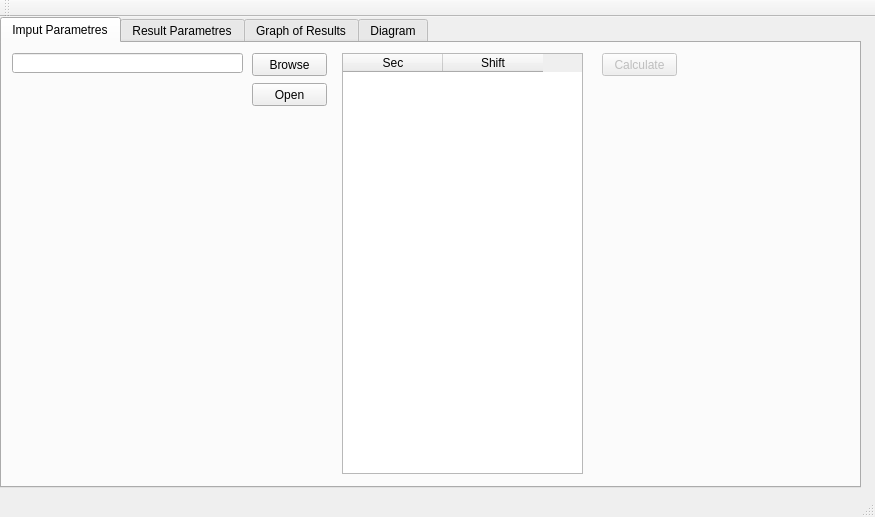
Old version of the form mainwindow.ui in the repository barinova/CrossingWaves.
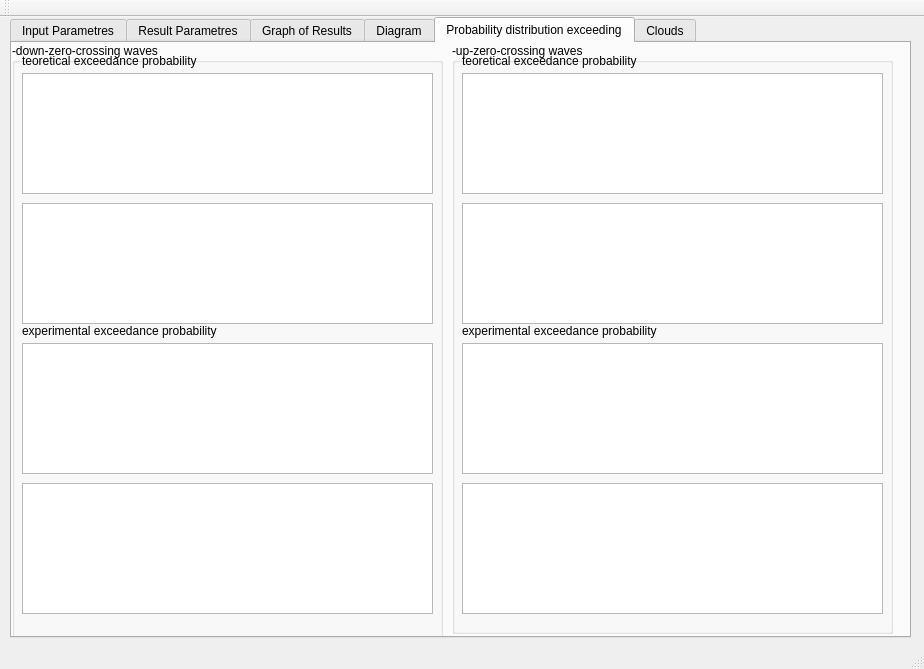
New version of the form. The open tabs and pages were chosen to show the change.

Patch:
```diff
--- a/mainwindow.ui
+++ b/mainwindow.ui
@@ -6,8 +6,8 @@
    <rect>
     <x>0</x>
     <y>0</y>
-    <width>875</width>
-    <height>517</height>
+    <width>924</width>
+    <height>669</height>
    </rect>
   </property>
   <property name="windowTitle">
@@ -17,10 +17,10 @@
    <widget class="QTabWidget" name="tabWidget">
     <property name="geometry">
      <rect>
-      <x>0</x>
+      <x>10</x>
       <y>0</y>
-      <width>861</width>
-      <height>471</height>
+      <width>901</width>
+      <height>621</height>
      </rect>
     </property>
     <property name="tabPosition">
@@ -37,7 +37,7 @@
     </property>
     <widget class="QWidget" name="tab">
      <attribute name="title">
-      <string>Imput Parametres</string>
+      <string>Input Parametres</string>
      </attribute>
      <widget class="QPushButton" name="calculateButton">
       <property name="enabled">
@@ -318,6 +318,353 @@
        <enum>Qt::ScrollBarAlwaysOff</enum>
       </property>
      </widget>
+     <widget class="QLabel" name="label_5">
+      <property name="geometry">
+       <rect>
+        <x>750</x>
+        <y>80</y>
+        <width>91</width>
+        <height>21</height>
+       </rect>
+      </property>
+      <property name="text">
+       <string>Significant Height</string>
+      </property>
+     </widget>
+     <widget class="QLabel" name="label_6">
+      <property name="geometry">
+       <rect>
+        <x>750</x>
+        <y>300</y>
+        <width>91</width>
+        <height>21</height>
+       </rect>
+      </property>
+      <property name="text">
+       <string>Significant Height</string>
+      </property>
+     </widget>
+     <widget class="QTextBrowser" name="textBrowserSignificantZDCSign">
+      <property name="geometry">
+       <rect>
+        <x>750</x>
+        <y>100</y>
+        <width>81</width>
+        <height>21</height>
+       </rect>
+      </property>
+      <property name="verticalScrollBarPolicy">
+       <enum>Qt::ScrollBarAlwaysOff</enum>
+      </property>
+      <property name="horizontalScrollBarPolicy">
+       <enum>Qt::ScrollBarAlwaysOff</enum>
+      </property>
+     </widget>
+     <widget class="QTextBrowser" name="textBrowserSignificantZUCSign">
+      <property name="geometry">
+       <rect>
+        <x>750</x>
+        <y>320</y>
+        <width>81</width>
+        <height>21</height>
+       </rect>
+      </property>
+      <property name="verticalScrollBarPolicy">
+       <enum>Qt::ScrollBarAlwaysOff</enum>
+      </property>
+      <property name="horizontalScrollBarPolicy">
+       <enum>Qt::ScrollBarAlwaysOff</enum>
+      </property>
+     </widget>
+    </widget>
+    <widget class="QWidget" name="tab_6">
+     <attribute name="title">
+      <string>Probability distribution exceeding</string>
+     </attribute>
+     <widget class="QGroupBox" name="groupBox">
+      <property name="geometry">
+       <rect>
+        <x>0</x>
+        <y>0</y>
+        <width>431</width>
+        <height>611</height>
+       </rect>
+      </property>
+      <property name="title">
+       <string>-down-zero-crossing waves</string>
+      </property>
+      <widget class="QLabel" name="label_7">
+       <property name="geometry">
+        <rect>
+         <x>10</x>
+         <y>280</y>
+         <width>281</width>
+         <height>16</height>
+        </rect>
+       </property>
+       <property name="text">
+        <string>experimental exceedance probability</string>
+       </property>
+      </widget>
+      <widget class="QLabel" name="label_8">
+       <property name="geometry">
+        <rect>
+         <x>10</x>
+         <y>10</y>
+         <width>281</width>
+         <height>16</height>
+        </rect>
+       </property>
+       <property name="text">
+        <string>teoretical exceedance probability</string>
+       </property>
+      </widget>
+      <widget class="QGraphicsView" name="graphicsViewExceedingZDCLogTeor">
+       <property name="geometry">
+        <rect>
+         <x>10</x>
+         <y>160</y>
+         <width>411</width>
+         <height>121</height>
+        </rect>
+       </property>
+       <property name="alignment">
+        <set>Qt::AlignLeading|Qt::AlignLeft|Qt::AlignVCenter</set>
+       </property>
+      </widget>
+      <widget class="QGraphicsView" name="graphicsViewExceedingZDCLogExper">
+       <property name="geometry">
+        <rect>
+         <x>10</x>
+         <y>440</y>
+         <width>411</width>
+         <height>131</height>
+        </rect>
+       </property>
+       <property name="alignment">
+        <set>Qt::AlignLeading|Qt::AlignLeft|Qt::AlignVCenter</set>
+       </property>
+      </widget>
+      <widget class="QGraphicsView" name="graphicsViewExceedingZDCTeor">
+       <property name="geometry">
+        <rect>
+         <x>10</x>
+         <y>30</y>
+         <width>411</width>
+         <height>121</height>
+        </rect>
+       </property>
+       <property name="alignment">
+        <set>Qt::AlignLeading|Qt::AlignLeft|Qt::AlignVCenter</set>
+       </property>
+      </widget>
+      <widget class="QGraphicsView" name="graphicsViewExceedingZDCExper">
+       <property name="geometry">
+        <rect>
+         <x>10</x>
+         <y>300</y>
+         <width>411</width>
+         <height>131</height>
+        </rect>
+       </property>
+       <property name="alignment">
+        <set>Qt::AlignLeading|Qt::AlignLeft|Qt::AlignVCenter</set>
+       </property>
+      </widget>
+      <widget class="QLabel" name="label_15">
+       <property name="geometry">
+        <rect>
+         <x>450</x>
+         <y>280</y>
+         <width>281</width>
+         <height>16</height>
+        </rect>
+       </property>
+       <property name="text">
+        <string>experimental exceedance probability</string>
+       </property>
+      </widget>
+      <zorder>label_7</zorder>
+      <zorder>label_8</zorder>
+      <zorder>graphicsViewExceedingZDCLogTeor</zorder>
+      <zorder>graphicsViewExceedingZDCLogExper</zorder>
+      <zorder>graphicsViewExceedingZDCTeor</zorder>
+      <zorder>graphicsViewExceedingZDCExper</zorder>
+      <zorder>label_15</zorder>
+      <zorder>graphicsViewExceedingZUCTeor</zorder>
+      <zorder>graphicsViewExceedingZUCExper</zorder>
+      <zorder>graphicsViewExceedingZUCLogTeor</zorder>
+      <zorder>graphicsViewExceedingZUCLogExper</zorder>
+     </widget>
+     <widget class="QGroupBox" name="groupBox_2">
+      <property name="geometry">
+       <rect>
+        <x>440</x>
+        <y>0</y>
+        <width>441</width>
+        <height>591</height>
+       </rect>
+      </property>
+      <property name="title">
+       <string>-up-zero-crossing waves</string>
+      </property>
+      <widget class="QGraphicsView" name="graphicsViewExceedingZUCLogExper">
+       <property name="geometry">
+        <rect>
+         <x>10</x>
+         <y>440</y>
+         <width>421</width>
+         <height>131</height>
+        </rect>
+       </property>
+       <property name="alignment">
+        <set>Qt::AlignLeading|Qt::AlignLeft|Qt::AlignVCenter</set>
+       </property>
+      </widget>
+      <widget class="QGraphicsView" name="graphicsViewExceedingZUCLogTeor">
+       <property name="geometry">
+        <rect>
+         <x>10</x>
+         <y>160</y>
+         <width>421</width>
+         <height>121</height>
+        </rect>
+       </property>
+       <property name="alignment">
+        <set>Qt::AlignLeading|Qt::AlignLeft|Qt::AlignVCenter</set>
+       </property>
+      </widget>
+      <widget class="QGraphicsView" name="graphicsViewExceedingZUCExper">
+       <property name="geometry">
+        <rect>
+         <x>10</x>
+         <y>300</y>
+         <width>421</width>
+         <height>131</height>
+        </rect>
+       </property>
+       <property name="alignment">
+        <set>Qt::AlignLeading|Qt::AlignLeft|Qt::AlignVCenter</set>
+       </property>
+      </widget>
+      <widget class="QGraphicsView" name="graphicsViewExceedingZUCTeor">
+       <property name="geometry">
+        <rect>
+         <x>10</x>
+         <y>30</y>
+         <width>421</width>
+         <height>121</height>
+        </rect>
+       </property>
+       <property name="alignment">
+        <set>Qt::AlignLeading|Qt::AlignLeft|Qt::AlignVCenter</set>
+       </property>
+      </widget>
+      <widget class="QLabel" name="label_13">
+       <property name="geometry">
+        <rect>
+         <x>10</x>
+         <y>10</y>
+         <width>281</width>
+         <height>16</height>
+        </rect>
+       </property>
+       <property name="text">
+        <string>teoretical exceedance probability</string>
+       </property>
+      </widget>
+      <widget class="QLabel" name="label_14">
+       <property name="geometry">
+        <rect>
+         <x>10</x>
+         <y>280</y>
+         <width>281</width>
+         <height>16</height>
+        </rect>
+       </property>
+       <property name="text">
+        <string>experimental exceedance probability</string>
+       </property>
+      </widget>
+      <zorder>graphicsViewExceedingZUCLogExper</zorder>
+      <zorder>graphicsViewExceedingZUCLogTeor</zorder>
+      <zorder>graphicsViewExceedingZUCExper</zorder>
+      <zorder>graphicsViewExceedingZUCTeor</zorder>
+      <zorder>groupBox</zorder>
+      <zorder>label_13</zorder>
+      <zorder>label_14</zorder>
+     </widget>
+    </widget>
+    <widget class="QWidget" name="tab_5">
+     <attribute name="title">
+      <string>Clouds</string>
+     </attribute>
+     <widget class="QGroupBox" name="groupBox_3">
+      <property name="geometry">
+       <rect>
+        <x>10</x>
+        <y>10</y>
+        <width>431</width>
+        <height>581</height>
+       </rect>
+      </property>
+      <property name="title">
+       <string>-down-zero-crossing waves</string>
+      </property>
+      <widget class="QGraphicsView" name="graphicsViewCloudsZDCA">
+       <property name="geometry">
+        <rect>
+         <x>10</x>
+         <y>30</y>
+         <width>401</width>
+         <height>241</height>
+        </rect>
+       </property>
+      </widget>
+      <widget class="QGraphicsView" name="graphicsViewCloudsZDCL">
+       <property name="geometry">
+        <rect>
+         <x>10</x>
+         <y>330</y>
+         <width>401</width>
+         <height>241</height>
+        </rect>
+       </property>
+      </widget>
+     </widget>
+     <widget class="QGroupBox" name="groupBox_4">
+      <property name="geometry">
+       <rect>
+        <x>450</x>
+        <y>10</y>
+        <width>431</width>
+        <height>581</height>
+       </rect>
+      </property>
+      <property name="title">
+       <string>-up-zero-crossing waves</string>
+      </property>
+      <widget class="QGraphicsView" name="graphicsViewCloudsZUCA">
+       <property name="geometry">
+        <rect>
+         <x>10</x>
+         <y>30</y>
+         <width>401</width>
+         <height>241</height>
+        </rect>
+       </property>
+      </widget>
+      <widget class="QGraphicsView" name="graphicsViewCloudsZUCL">
+       <property name="geometry">
+        <rect>
+         <x>10</x>
+         <y>330</y>
+         <width>401</width>
+         <height>241</height>
+        </rect>
+       </property>
+      </widget>
+     </widget>
     </widget>
    </widget>
   </widget>
```
Left out of the diff: 16 changed lines with no effect on the pictures.
